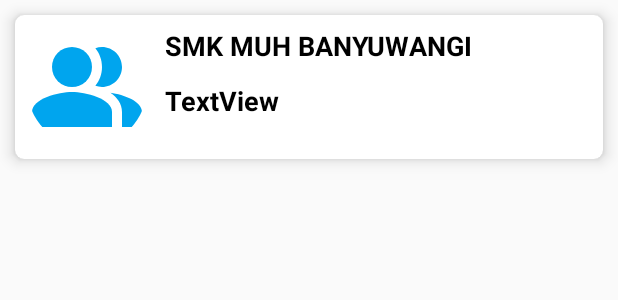
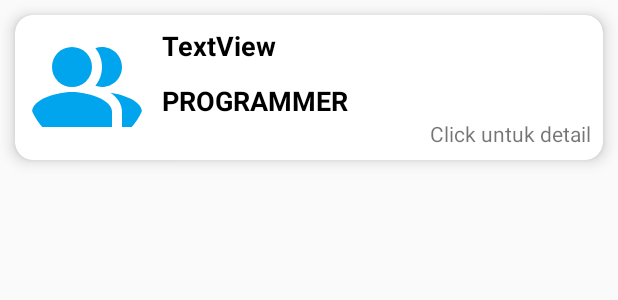
Before and after one commit to Yudas1337/skripsi-absensi-face-recognition, an Android app: the layout employee_adapter.xml on its own in the app's theme, with its tools: preview values and no code run, on a phone screen of 412 x 824 dp. Shown: the top 300 px of the screen. Run offline under Robolectric (Android 15) with nearby library versions, the phone set to English and light mode, and no system bars.

Commit message:
tampilan employee n student

```diff
--- a/Android/app/src/main/java/com/yudas1337/recognizeface/screens/EmployeeListActivity.kt
+++ b/Android/app/src/main/java/com/yudas1337/recognizeface/screens/EmployeeListActivity.kt
@@ -30,6 +30,7 @@ class EmployeeListActivity : AppCompatActivity() {
                 val emailColumnIndex = it.getColumnIndex("email")
                 val photoColumnIndex = it.getColumnIndex("photo")
                 val nationalIdentityNumberColumnIndex = it.getColumnIndex("national_identity_number")
+                val positionColumnIndex = it.getColumnIndex("position")
 
                 do {
                     if (idColumnIndex >= 0 && nameColumnIndex >= 0) {
@@ -38,6 +39,7 @@ class EmployeeListActivity : AppCompatActivity() {
                         a.name = it.getString(nameColumnIndex)
                         a.email = it.getString(emailColumnIndex)
                         a.photo = it.getString(photoColumnIndex)
+                        a.position = it.getString(positionColumnIndex)
                         a.national_identity_number = it.getString(nationalIdentityNumberColumnIndex)
                         dataList.add(a)
                     }
--- /dev/null
+++ b/Android/app/src/main/res/drawable/rounded_bg.xml
@@ -0,0 +1,6 @@
+<shape xmlns:android="http://schemas.android.com/apk/res/android"
+    android:shape="rectangle">
+    <corners android:topLeftRadius="12dp"
+        android:topRightRadius="12dp"/>
+    <solid android:color="#FFFFFF" /> <!-- Set the background color here -->
+</shape>
--- a/Android/app/src/main/res/layout/activity_employee_list.xml
+++ b/Android/app/src/main/res/layout/activity_employee_list.xml
@@ -57,9 +57,10 @@
 
     <LinearLayout
         android:id="@+id/linearLayout2"
+
         android:layout_width="288dp"
         android:layout_height="62dp"
-        android:background="@color/cardview_light_background"
+        android:background="@drawable/rounded_bg"
         android:orientation="horizontal"
         app:layout_constraintBottom_toBottomOf="parent"
         app:layout_constraintEnd_toEndOf="parent"
--- a/Android/app/src/main/res/layout/activity_user_list.xml
+++ b/Android/app/src/main/res/layout/activity_user_list.xml
@@ -20,10 +20,6 @@
         app:layout_constraintEnd_toEndOf="parent"
         app:layout_constraintStart_toStartOf="parent"
         app:layout_constraintTop_toTopOf="parent" />
-
-
-
-
 
     <Button
         android:id="@+id/btn_bck"
@@ -65,7 +61,7 @@
         android:id="@+id/linearLayout2"
         android:layout_width="288dp"
         android:layout_height="62dp"
-        android:background="@color/cardview_light_background"
+        android:background="@drawable/rounded_bg"
         android:orientation="horizontal"
         app:layout_constraintBottom_toBottomOf="parent"
         app:layout_constraintEnd_toEndOf="parent"
--- a/Android/app/src/main/res/layout/employee_adapter.xml
+++ b/Android/app/src/main/res/layout/employee_adapter.xml
@@ -7,48 +7,34 @@
     android:id="@+id/relativebungkus"
     android:layout_width="match_parent"
     android:layout_height="wrap_content"
-    app:cardCornerRadius="6dp"
+    app:cardCornerRadius="12dp"
     app:cardElevation="6dp"
     tools:ignore="MissingConstraints">
 
     <LinearLayout
         android:id="@+id/linear1"
-        android:layout_width="wrap_content"
+        android:layout_width="match_parent"
         android:layout_height="wrap_content"
         android:orientation="horizontal"
         android:padding="8dp">
 
 
         <de.hdodenhof.circleimageview.CircleImageView
-            android:id="@+id/student_photo"
+            android:id="@+id/employee_photo"
             android:layout_width="80dp"
             android:layout_height="80dp"
             android:src="@drawable/ic_students" />
 
         <Space
-            android:layout_width="12dp"
-            android:layout_height="wrap_content"
+            android:layout_width="100dp"
+            android:layout_height="match_parent"
             android:layout_weight="1" />
 
         <LinearLayout
             android:layout_width="match_parent"
-            android:layout_height="match_parent"
+            android:layout_height="wrap_content"
             android:layout_weight="1"
             android:orientation="vertical">
-
-            <TextView
-                android:id="@+id/school"
-                android:layout_width="match_parent"
-                android:layout_height="wrap_content"
-                android:textColor="@color/black"
-                android:textSize="18dp"
-                android:textStyle="bold"
-                android:text="SMK MUH BANYUWANGI" />
-
-
-            <Space
-                android:layout_width="match_parent"
-                android:layout_height="12dp" />
 
             <TextView
                 android:id="@+id/name"
@@ -58,6 +44,28 @@
                 android:textSize="18dp"
                 android:textStyle="bold"
                 android:text="TextView" />
+
+            <Space
+                android:layout_width="match_parent"
+                android:layout_height="12dp" />
+
+            <TextView
+                android:id="@+id/position"
+                android:layout_width="match_parent"
+                android:layout_height="wrap_content"
+                android:textColor="@color/black"
+                android:textSize="18dp"
+                android:textStyle="bold"
+                android:text="PROGRAMMER" />
+
+            <TextView
+                android:layout_gravity="right"
+                android:id="@+id/textView2"
+                android:layout_width="wrap_content"
+                android:layout_height="wrap_content"
+                android:text="Click untuk detail" />
+
+
         </LinearLayout>
     </LinearLayout>
 
```
Also changed, not shown: Android/app/src/main/java/com/yudas1337/recognizeface/adapter/EmployeeAdapter.kt (+6 -6 lines), Android/app/src/main/res/layout/student_adapter.xml (+14 -15 lines).
